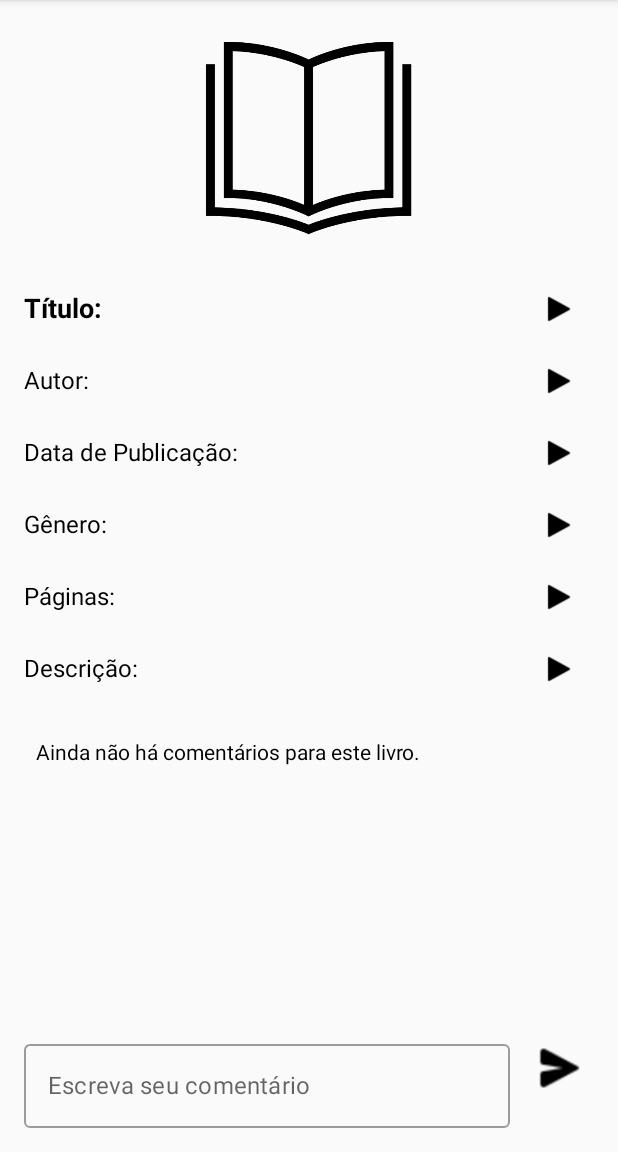
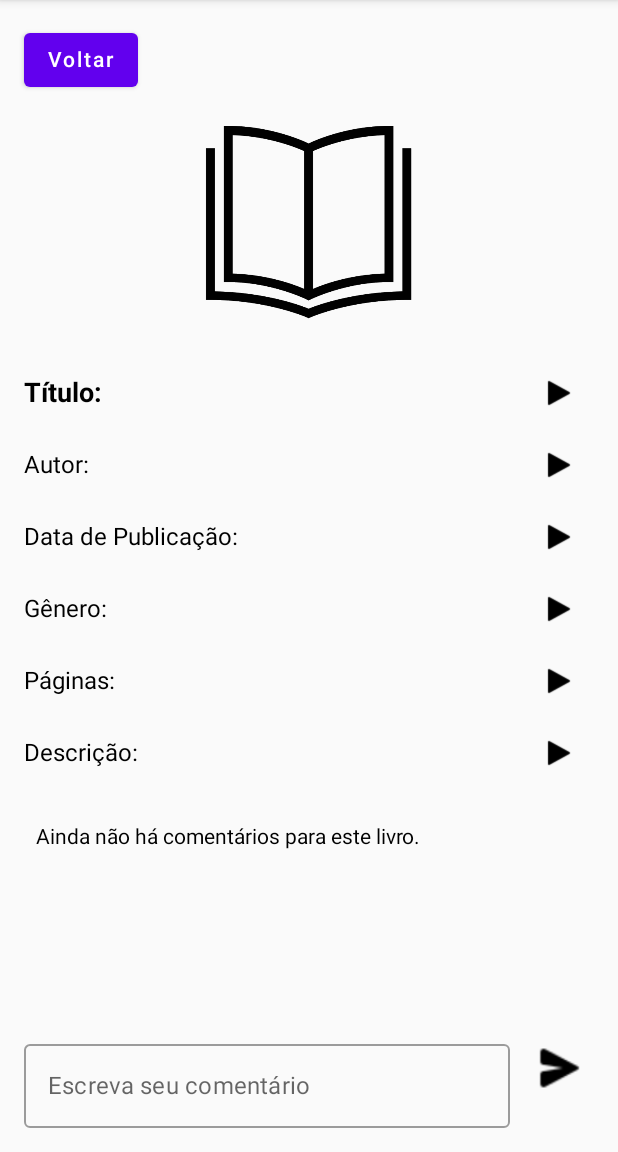
Before and after one commit to jandersonsiqueira/read-sync-mobile, an Android app built with Jetpack Compose: the LivroDetalhesActivity screen opened directly, with no data from a screen before it, on a phone screen of 412 x 824 dp, the part 84-1236 px from its top. Run offline under Robolectric (Android 15) with nearby library versions, the phone set to English and light mode, and no system bars; our stand-ins replace Firebase (no records; nobody signed in at launch, a user with empty details on screens opened directly).

Commit message:
Implementando botão de voltar

```diff
--- a/androidApp/src/main/java/com/example/readsync2/android/leitor/LivroDetalhesActivity.kt
+++ b/androidApp/src/main/java/com/example/readsync2/android/leitor/LivroDetalhesActivity.kt
@@ -116,6 +116,16 @@ fun LivroDetalhesScreen(livroId: String?) {
                 .fillMaxSize()
                 .padding(16.dp)
         ) {
+            // Botão de voltar
+            Button(
+                onClick = { (context as? ComponentActivity)?.onBackPressedDispatcher?.onBackPressed() },
+                modifier = Modifier.align(Alignment.Start)
+            ) {
+                Text("Voltar")
+            }
+
+            Spacer(modifier = Modifier.height(8.dp))
+
             // Capa do livro
             Box(
                 modifier = Modifier.fillMaxWidth(),
```
Also changed, not shown: androidApp/src/main/java/com/example/readsync2/android/admin/AdminLoginActivity.kt (+10 -0 lines), androidApp/src/main/java/com/example/readsync2/android/admin/LivroFormActivity.kt (+10 -0 lines), androidApp/src/main/java/com/example/readsync2/android/leitor/CadastroActivity.kt (+16 -2 lines), androidApp/src/main/java/com/example/readsync2/android/leitor/LeitorLoginActivity.kt (+17 -3 lines).
